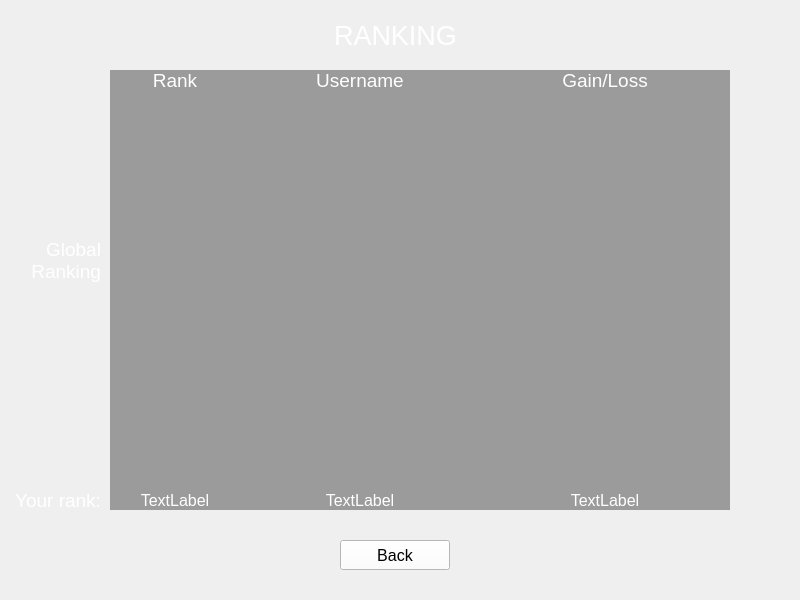
Old version of the form blackjack-client/ui/ranking.ui in the repository lehoangtran289/Blackjack.
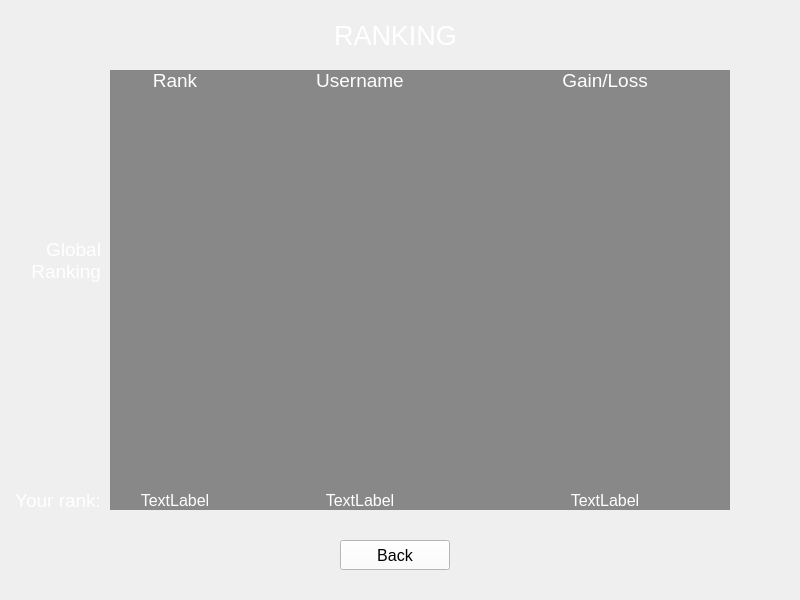
New version of the form. Icons and pictures are not drawn.

```diff
--- a/blackjack-client/ui/ranking.ui
+++ b/blackjack-client/ui/ranking.ui
@@ -63,7 +63,7 @@
     </font>
    </property>
    <property name="styleSheet">
-    <string notr="true">color: rgb(255, 255, 255);background-color: rgba(0, 0, 0, 90);</string>
+    <string notr="true">color: rgb(255, 255, 255);background-color: rgba(0, 0, 0, 110);</string>
    </property>
    <property name="frameShape">
     <enum>QFrame::NoFrame</enum>
@@ -167,7 +167,7 @@
     </font>
    </property>
    <property name="styleSheet">
-    <string notr="true">color: rgb(255, 255, 255);background-color: rgba(0, 0, 0, 90);</string>
+    <string notr="true">color: rgb(255, 255, 255);background-color: rgba(0, 0, 0, 110);</string>
    </property>
    <property name="text">
     <string>TextLabel</string>
@@ -191,7 +191,7 @@
     </font>
    </property>
    <property name="styleSheet">
-    <string notr="true">color: rgb(255, 255, 255);background-color: rgba(0, 0, 0, 90);</string>
+    <string notr="true">color: rgb(255, 255, 255);background-color: rgba(0, 0, 0, 110);</string>
    </property>
    <property name="text">
     <string>TextLabel</string>
@@ -215,7 +215,7 @@
     </font>
    </property>
    <property name="styleSheet">
-    <string notr="true">color: rgb(255, 255, 255);background-color: rgba(0, 0, 0, 90);</string>
+    <string notr="true">color: rgb(255, 255, 255);background-color: rgba(0, 0, 0, 110);</string>
    </property>
    <property name="text">
     <string>TextLabel</string>
@@ -311,7 +311,7 @@
     </font>
    </property>
    <property name="styleSheet">
-    <string notr="true">color: rgb(255, 255, 255);background-color: rgba(0, 0, 0, 90);</string>
+    <string notr="true">color: rgb(255, 255, 255);background-color: rgba(0, 0, 0, 110);</string>
    </property>
    <property name="text">
     <string>Rank</string>
@@ -335,7 +335,7 @@
     </font>
    </property>
    <property name="styleSheet">
-    <string notr="true">color: rgb(255, 255, 255);background-color: rgba(0, 0, 0, 90);</string>
+    <string notr="true">color: rgb(255, 255, 255);background-color: rgba(0, 0, 0, 110);</string>
    </property>
    <property name="text">
     <string>Username</string>
@@ -359,7 +359,7 @@
     </font>
    </property>
    <property name="styleSheet">
-    <string notr="true">color: rgb(255, 255, 255);background-color: rgba(0, 0, 0, 90);</string>
+    <string notr="true">color: rgb(255, 255, 255);background-color: rgba(0, 0, 0, 110);</string>
    </property>
    <property name="text">
     <string>Gain/Loss</string>
```
